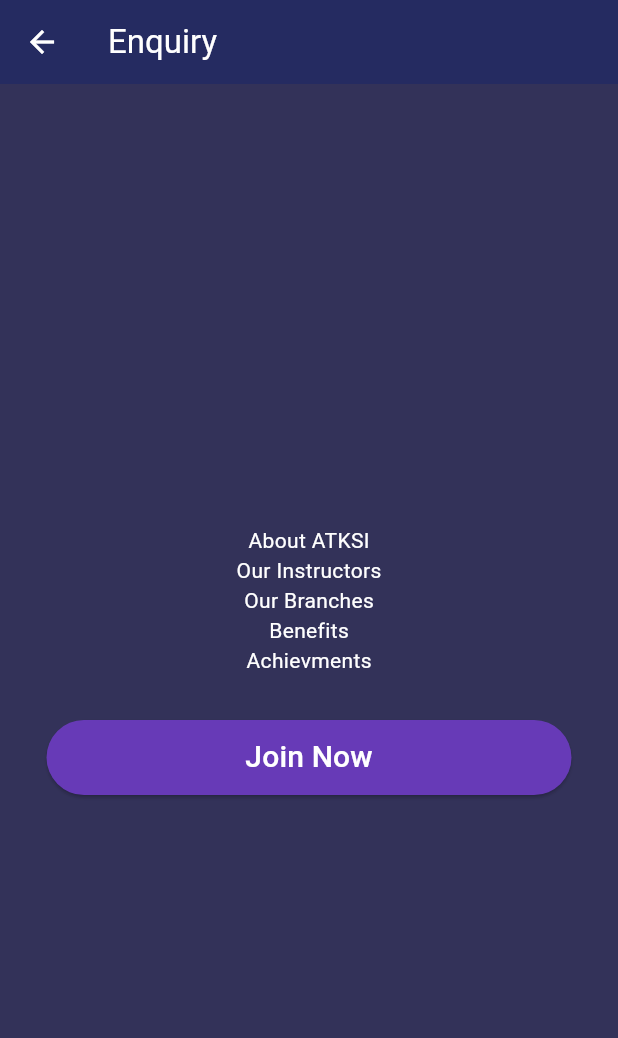
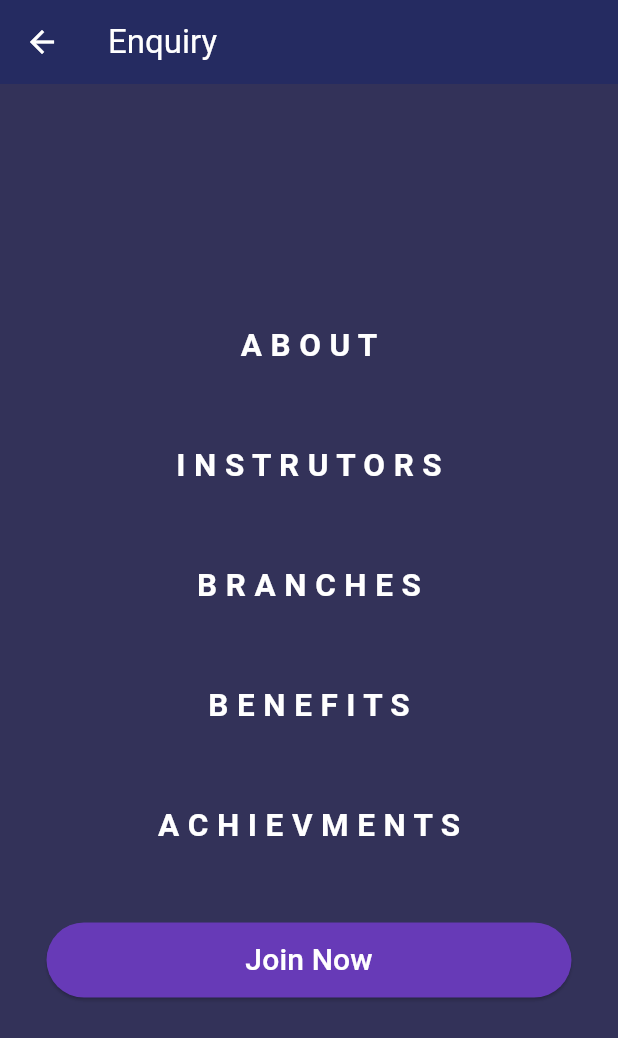
Before and after one commit to Rahul-Sanjeev/Alan-Thilak-Karate-School-International, a Flutter app: the EnquiryScreen screen opened by its route, on a phone screen of 412 x 824 dp. Shown: the top 1038 px of the screen. Run offline on Flutter 3.47's test engine with Material 2 defaults, Android fonts, the phone set to English and light mode, and no system bars.

Commit message:
Modified Navigations

```diff
--- a/alanthilakapp/lib/screens/Membership/enquiry.dart
+++ b/alanthilakapp/lib/screens/Membership/enquiry.dart
@@ -22,29 +22,57 @@ class EnquiryScreen extends StatelessWidget {
         child: Center(
           child: Column(
             mainAxisAlignment: MainAxisAlignment.center,
+            crossAxisAlignment: CrossAxisAlignment.center,
             children: [
               const Text(
-                'About ATKSI',
-                style: TextStyle(color: Colors.white),
+                'A B O U T',
+                style: TextStyle(
+                    color: Colors.white,
+                    fontSize: 21,
+                    fontWeight: FontWeight.bold),
+              ),
+              const SizedBox(
+                height: 50,
               ),
               const Text(
-                'Our Instructors',
-                style: TextStyle(color: Colors.white),
+                'I N S T R U T O R S',
+                style: TextStyle(
+                    color: Colors.white,
+                    fontSize: 21,
+                    fontWeight: FontWeight.bold),
+              ),
+              const SizedBox(
+                height: 50,
               ),
               const Text(
-                'Our Branches',
-                style: TextStyle(color: Colors.white),
+                'B R A N C H E S',
+                style: TextStyle(
+                    color: Colors.white,
+                    fontSize: 21,
+                    fontWeight: FontWeight.bold),
+              ),
+              const SizedBox(
+                height: 50,
               ),
               const Text(
-                'Benefits',
-                style: TextStyle(color: Colors.white),
+                'B E N E F I T S',
+                style: TextStyle(
+                    color: Colors.white,
+                    fontSize: 21,
+                    fontWeight: FontWeight.bold),
+              ),
+              const SizedBox(
+                height: 50,
               ),
               const Text(
-                'Achievments',
-                style: TextStyle(color: Colors.white),
+                'A C H I E V M E N T S',
+                style: TextStyle(
+                    color: Colors.white,
+                    fontSize: 21,
+                    fontWeight: FontWeight.bold),
               ),
               const SizedBox(
-                height: 30,
+                height: 50,
               ),
               SizedBox(
                 height: 50,
--- a/alanthilakapp/lib/screens/coach/registration_coach.dart
+++ b/alanthilakapp/lib/screens/coach/registration_coach.dart
@@ -211,8 +211,8 @@ class CoachRegistrationScreen extends StatelessWidget {
                   width: 350,
                   child: ElevatedButton(
                     onPressed: () {
-                      // Navigate To Coach Home Screen;
-                      Navigator.pushNamed(context, CoachHomeScreen.id);
+                      // Navigate To Coach Login Screen;
+                      Navigator.pushNamed(context, CoachLoginScreen.id);
                     },
                     style: ElevatedButton.styleFrom(
                         backgroundColor: Colors.deepPurple),
--- a/alanthilakapp/lib/screens/student/registration_student.dart
+++ b/alanthilakapp/lib/screens/student/registration_student.dart
@@ -1,4 +1,5 @@
 import 'package:alanthilakapp/contants/colors.dart';
+import 'package:alanthilakapp/screens/student/login_student.dart';
 import 'package:alanthilakapp/screens/student/s_home.dart';
 import 'package:flutter/material.dart';
 
@@ -200,8 +201,8 @@ class StudentRegistrationScreen extends StatelessWidget {
                   width: 350,
                   child: ElevatedButton(
                     onPressed: () {
-                      // Navigate To Student Home Screen;
-                      Navigator.pushNamed(context, StudentHomeScreen.id);
+                      // Navigate To Student login Screen;
+                      Navigator.pushNamed(context, StudentLoginScreen.id);
                     },
                     style: ElevatedButton.styleFrom(
                         backgroundColor: Colors.deepPurple),
--- a/alanthilakapp/lib/screens/student/s_home.dart
+++ b/alanthilakapp/lib/screens/student/s_home.dart
@@ -1,5 +1,4 @@
 import 'package:alanthilakapp/contants/colors.dart';
-import 'package:alanthilakapp/screens/coach/login_coach.dart';
 import 'package:alanthilakapp/screens/student/login_student.dart';
 import 'package:flutter/material.dart';
 
```
